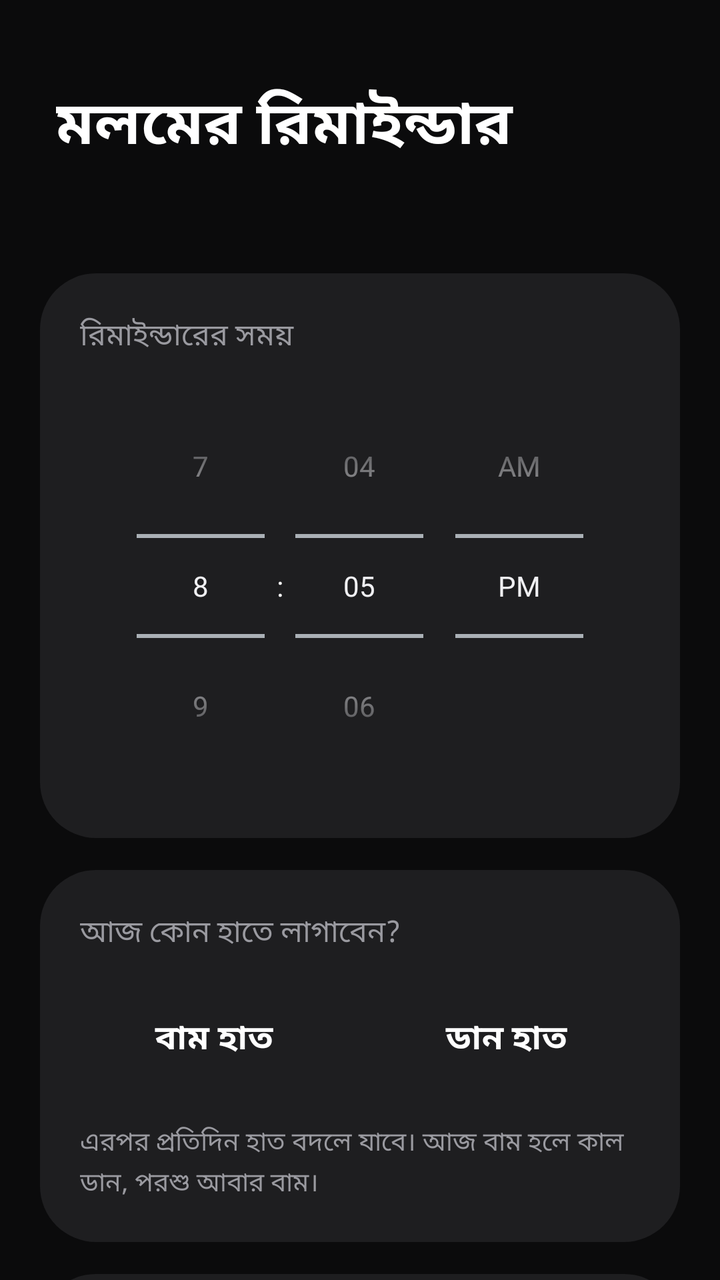
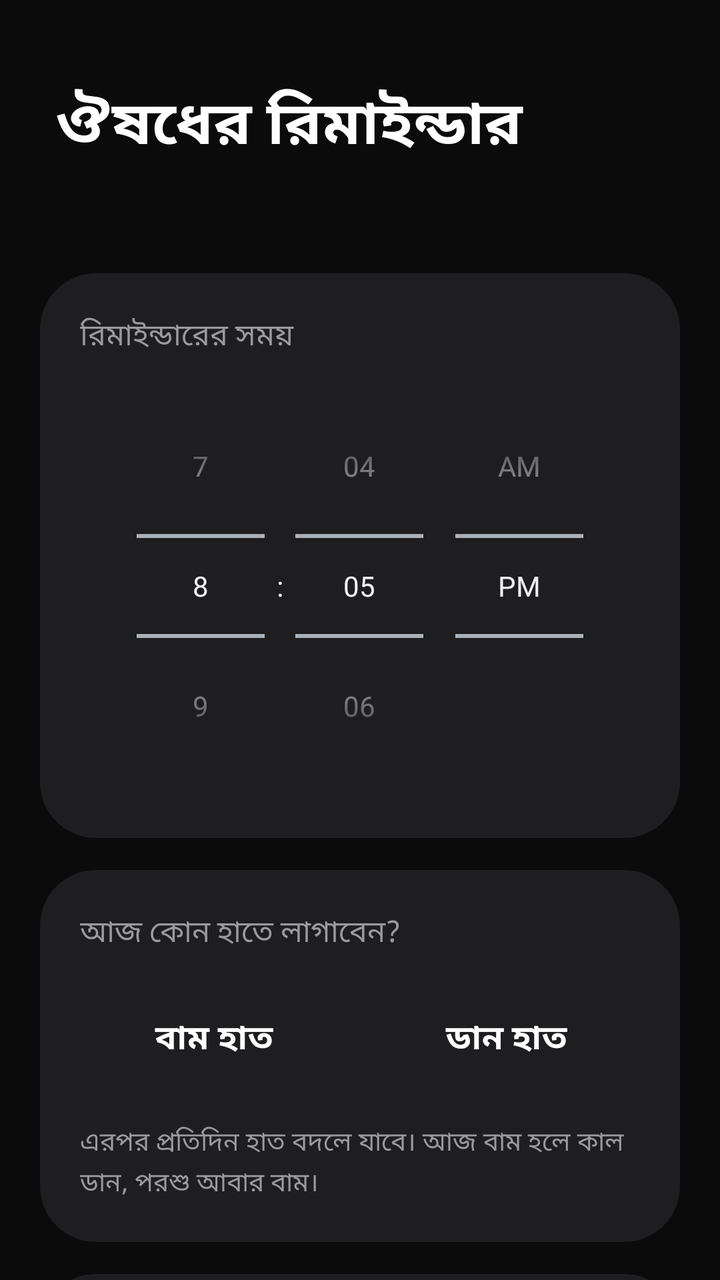

Two renders of the same Android screen: before a commit and after it. Below are the layout's source before the change and the commit's diff.
<!-- AndroidManifest.xml: application theme Theme.MediMate -->
<!-- res/layout/activity_main.xml -->
<?xml version="1.0" encoding="utf-8"?>
<ScrollView xmlns:android="http://schemas.android.com/apk/res/android"
    android:layout_width="match_parent"
    android:layout_height="match_parent"
    android:fillViewport="true"
    android:scrollbars="none">

    <LinearLayout
        android:layout_width="match_parent"
        android:layout_height="wrap_content"
        android:orientation="vertical"
        android:paddingStart="20dp"
        android:paddingTop="40dp"
        android:paddingEnd="20dp"
        android:paddingBottom="24dp">

        <TextView
            android:layout_width="match_parent"
            android:layout_height="wrap_content"
            android:layout_marginStart="8dp"
            android:text="@string/title_main"
            android:textColor="@color/text_primary"
            android:textSize="30sp"
            android:textStyle="bold" />

        <TextView
            android:id="@+id/nextText"
            android:layout_width="match_parent"
            android:layout_height="wrap_content"
            android:layout_marginStart="8dp"
            android:layout_marginTop="8dp"
            android:layout_marginBottom="24dp"
            android:textColor="@color/accent"
            android:textSize="15sp" />

        <LinearLayout
            android:layout_width="match_parent"
            android:layout_height="wrap_content"
            android:background="@drawable/bg_card"
            android:gravity="center_horizontal"
            android:orientation="vertical"
            android:padding="20dp">

            <TextView
                android:layout_width="match_parent"
                android:layout_height="wrap_content"
                android:text="@string/reminder_time"
                android:textColor="@color/text_secondary"
                android:textSize="15sp" />

            <TimePicker
                android:id="@+id/timePicker"
                android:layout_width="wrap_content"
                android:layout_height="wrap_content"
                android:layout_marginTop="8dp"
                android:timePickerMode="spinner" />
        </LinearLayout>

        <LinearLayout
            android:layout_width="match_parent"
            android:layout_height="wrap_content"
            android:layout_marginTop="16dp"
            android:background="@drawable/bg_card"
            android:orientation="vertical"
            android:padding="20dp">

            <TextView
                android:layout_width="match_parent"
                android:layout_height="wrap_content"
                android:text="@string/which_hand"
                android:textColor="@color/text_secondary"
                android:textSize="15sp" />

            <LinearLayout
                android:layout_width="match_parent"
                android:layout_height="wrap_content"
                android:layout_marginTop="14dp"
                android:orientation="horizontal">

                <TextView
                    android:id="@+id/pillLeft"
                    android:layout_width="0dp"
                    android:layout_height="56dp"
                    android:layout_weight="1"
                    android:foreground="?android:attr/selectableItemBackground"
                    android:gravity="center"
                    android:text="@string/left_hand"
                    android:textSize="17sp"
                    android:textStyle="bold" />

                <View
                    android:layout_width="12dp"
                    android:layout_height="0dp" />

                <TextView
                    android:id="@+id/pillRight"
                    android:layout_width="0dp"
                    android:layout_height="56dp"
                    android:layout_weight="1"
                    android:foreground="?android:attr/selectableItemBackground"
                    android:gravity="center"
                    android:text="@string/right_hand"
                    android:textSize="17sp"
                    android:textStyle="bold" />
            </LinearLayout>

            <TextView
                android:layout_width="match_parent"
                android:layout_height="wrap_content"
                android:layout_marginTop="14dp"
                android:lineSpacingMultiplier="1.15"
                android:text="@string/hint_alternate"
                android:textColor="@color/text_secondary"
                android:textSize="13sp" />
        </LinearLayout>

        <LinearLayout
            android:layout_width="match_parent"
            android:layout_height="wrap_content"
            android:layout_marginTop="16dp"
            android:background="@drawable/bg_card"
            android:gravity="center_vertical"
            android:orientation="horizontal"
            android:paddingStart="20dp"
            android:paddingTop="16dp"
            android:paddingEnd="20dp"
            android:paddingBottom="16dp">

            <TextView
                android:layout_width="0dp"
                android:layout_height="wrap_content"
                android:layout_weight="1"
                android:text="@string/enable_reminder"
                android:textColor="@color/text_primary"
                android:textSize="17sp" />

            <Switch
                android:id="@+id/enableSwitch"
                android:layout_width="wrap_content"
                android:layout_height="wrap_content" />
        </LinearLayout>

        <View
            android:layout_width="match_parent"
            android:layout_height="0dp"
            android:layout_weight="1" />

        <TextView
            android:id="@+id/btnSave"
            android:layout_width="match_parent"
            android:layout_height="60dp"
            android:layout_marginTop="24dp"
            android:background="@drawable/bg_pill_on"
            android:foreground="?android:attr/selectableItemBackground"
            android:gravity="center"
            android:text="@string/save"
            android:textColor="@color/text_primary"
            android:textSize="18sp"
            android:textStyle="bold" />
    </LinearLayout>
</ScrollView>
<!-- resources referenced by this layout -->
<resources>
  <color name="accent">#3E91FF</color>
  <color name="text_primary">#FFFFFF</color>
  <color name="text_secondary">#9A9AA0</color>
  <!-- drawable bg_card (drawable) -->
  <?xml version="1.0" encoding="utf-8"?>
  <shape xmlns:android="http://schemas.android.com/apk/res/android" android:shape="rectangle">
      <solid android:color="@color/card" />
      <corners android:radius="28dp" />
  </shape>
  <!-- drawable bg_pill_on (drawable) -->
  <?xml version="1.0" encoding="utf-8"?>
  <shape xmlns:android="http://schemas.android.com/apk/res/android" android:shape="rectangle">
      <solid android:color="@color/accent" />
      <corners android:radius="28dp" />
  </shape>
  <string name="enable_reminder">রিমাইন্ডার চালু</string>
  <string name="hint_alternate">এরপর প্রতিদিন হাত বদলে যাবে। আজ বাম হলে কাল ডান, পরশু আবার বাম।</string>
  <string name="left_hand">বাম হাত</string>
  <string name="reminder_time">রিমাইন্ডারের সময়</string>
  <string name="right_hand">ডান হাত</string>
  <string name="save">সংরক্ষণ করুন</string>
  <string name="title_main">মলমের রিমাইন্ডার</string>
  <string name="which_hand">আজ কোন হাতে লাগাবেন?</string>
  <style name="Theme.MediMate" parent="android:Theme.DeviceDefault.NoActionBar">
          <item name="android:windowBackground">@color/bg</item>
          <item name="android:statusBarColor">@color/bg</item>
          <item name="android:navigationBarColor">@color/bg</item>
          <item name="android:textColor">@color/text_primary</item>
          <item name="android:colorAccent">@color/accent</item>
      </style>
  <color name="card">#1E1E20</color>
  <color name="bg">#0B0B0C</color>
</resources>

<!-- the commit's change to res/layout/activity_main.xml (unified diff, before → after) -->
@@ -32,6 +32,47 @@
             android:layout_marginBottom="24dp"
             android:textColor="@color/accent"
             android:textSize="15sp" />
+
+        <LinearLayout
+            android:id="@+id/permCard"
+            android:layout_width="match_parent"
+            android:layout_height="wrap_content"
+            android:layout_marginBottom="16dp"
+            android:background="@drawable/bg_card"
+            android:orientation="vertical"
+            android:padding="20dp"
+            android:visibility="gone">
+
+            <TextView
+                android:layout_width="match_parent"
+                android:layout_height="wrap_content"
+                android:text="@string/perm_title"
+                android:textColor="@color/text_primary"
+                android:textSize="17sp"
+                android:textStyle="bold" />
+
+            <TextView
+                android:layout_width="match_parent"
+                android:layout_height="wrap_content"
+                android:layout_marginTop="6dp"
+                android:lineSpacingMultiplier="1.15"
+                android:text="@string/perm_body"
+                android:textColor="@color/text_secondary"
+                android:textSize="13sp" />
+
+            <TextView
+                android:id="@+id/btnPerm"
+                android:layout_width="match_parent"
+                android:layout_height="48dp"
+                android:layout_marginTop="14dp"
+                android:background="@drawable/bg_pill_on"
+                android:foreground="?android:attr/selectableItemBackground"
+                android:gravity="center"
+                android:text="@string/perm_button"
+                android:textColor="@color/text_primary"
+                android:textSize="16sp"
+                android:textStyle="bold" />
+        </LinearLayout>
 
         <LinearLayout
             android:layout_width="match_parent"
@@ -157,5 +198,16 @@
             android:textColor="@color/text_primary"
             android:textSize="18sp"
             android:textStyle="bold" />
+
+        <TextView
+            android:id="@+id/btnTest"
+            android:layout_width="match_parent"
+            android:layout_height="48dp"
+            android:layout_marginTop="8dp"
+            android:foreground="?android:attr/selectableItemBackground"
+            android:gravity="center"
+            android:text="@string/test_button"
+            android:textColor="@color/text_secondary"
+            android:textSize="14sp" />
     </LinearLayout>
 </ScrollView>
<!-- resource entries referenced after the edit -->
@@ -18,10 +18,14 @@
   <string name="enable_reminder">রিমাইন্ডার চালু</string>
   <string name="hint_alternate">এরপর প্রতিদিন হাত বদলে যাবে। আজ বাম হলে কাল ডান, পরশু আবার বাম।</string>
   <string name="left_hand">বাম হাত</string>
+  <string name="perm_body">ফোন আনলক করলেই রিমাইন্ডার পেজ নিজে থেকে দেখাতে ‘অন্য অ্যাপের উপরে দেখান’ অনুমতিটি চালু করুন।</string>
+  <string name="perm_button">অনুমতি দিন</string>
+  <string name="perm_title">ফুল-স্ক্রিনে দেখানোর অনুমতি</string>
   <string name="reminder_time">রিমাইন্ডারের সময়</string>
   <string name="right_hand">ডান হাত</string>
   <string name="save">সংরক্ষণ করুন</string>
-  <string name="title_main">মলমের রিমাইন্ডার</string>
+  <string name="test_button">১০ সেকেন্ড পরে পরীক্ষা করুন</string>
+  <string name="title_main">ঔষধের রিমাইন্ডার</string>
   <string name="which_hand">আজ কোন হাতে লাগাবেন?</string>
   <style name="Theme.MediMate" parent="android:Theme.DeviceDefault.NoActionBar">
           <item name="android:windowBackground">@color/bg</item>
